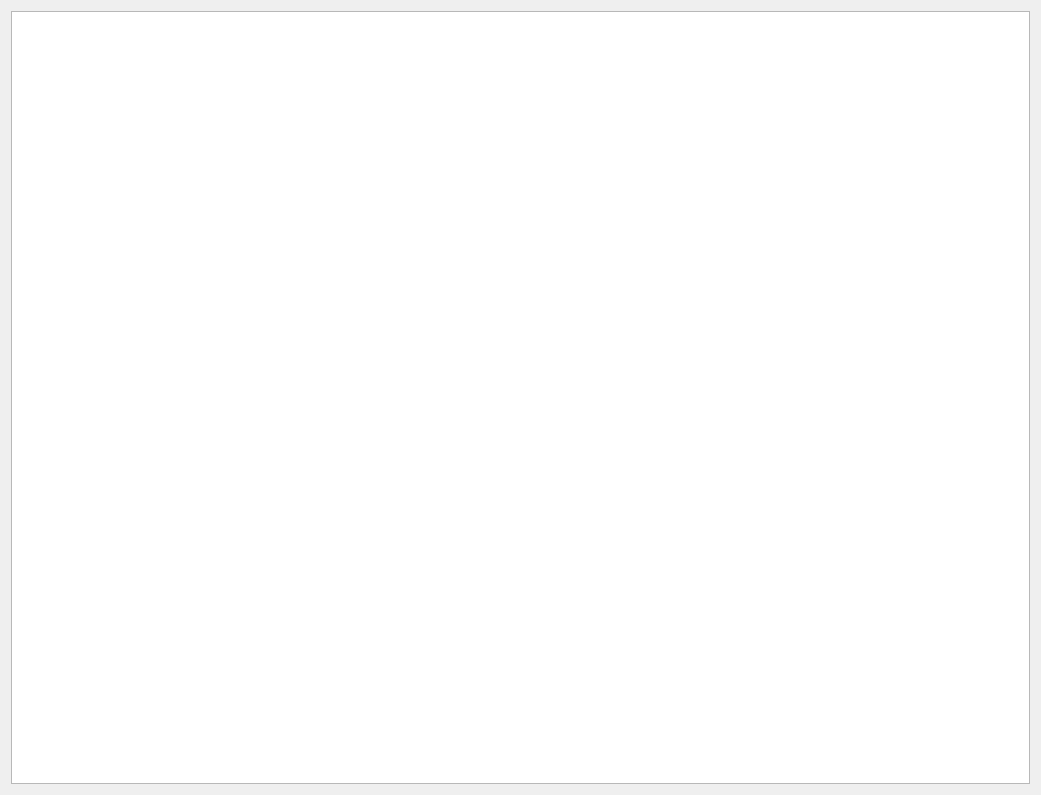
Above: Shark_UI/screen_chat_list.ui from YanBatytskiy/Shark_3_0_Qt before the change. Below: the same form after it.
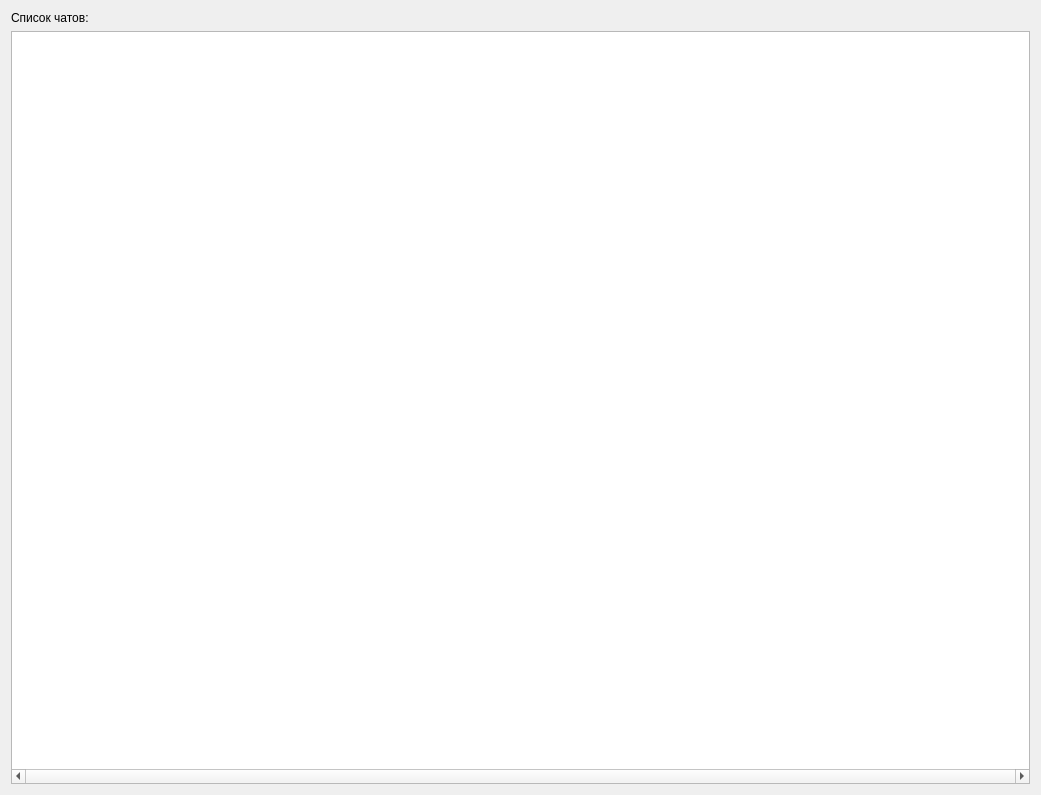
That is the form after the change.

```diff
--- a/Shark_UI/screen_chat_list.ui
+++ b/Shark_UI/screen_chat_list.ui
@@ -20,6 +20,13 @@
    <string>Form</string>
   </property>
   <layout class="QVBoxLayout" name="verticalLayout">
+   <item>
+    <widget class="QLabel" name="label">
+     <property name="text">
+      <string>Список чатов:</string>
+     </property>
+    </widget>
+   </item>
    <item>
     <widget class="QListView" name="chatListView">
      <property name="sizePolicy">
@@ -31,6 +38,9 @@
      <property name="mouseTracking">
       <bool>true</bool>
      </property>
+     <property name="horizontalScrollBarPolicy">
+      <enum>Qt::ScrollBarPolicy::ScrollBarAlwaysOn</enum>
+     </property>
      <property name="verticalScrollMode">
       <enum>QAbstractItemView::ScrollMode::ScrollPerPixel</enum>
      </property>
```
